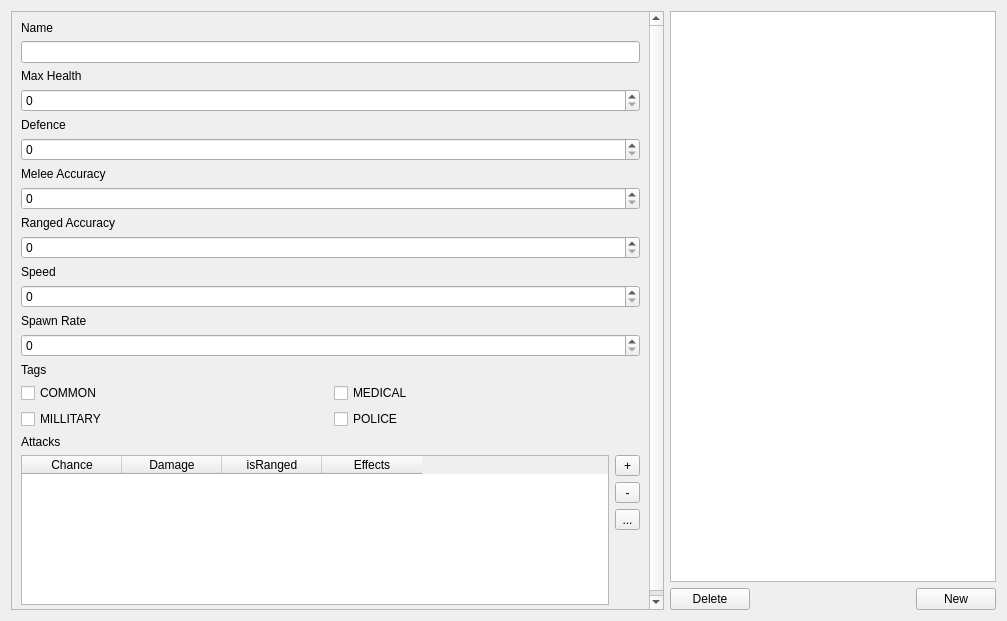
The window that ui/tabenemies.ui (Boxfort/ZombieDataApp) describes before a commit, drawn with Qt 5.
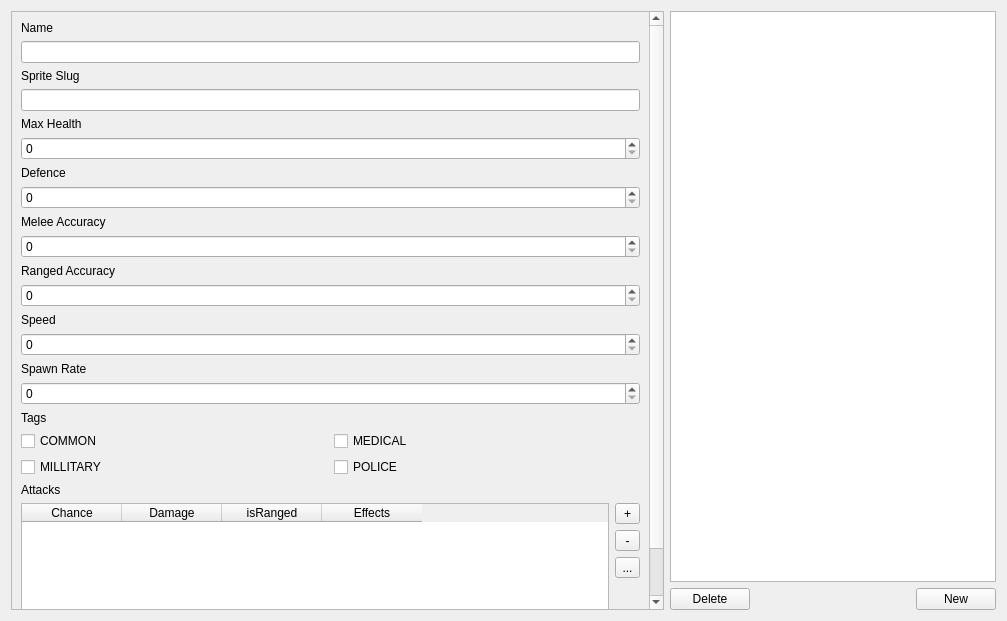
The same window after the commit.

Commit message: add enemy sprite slug

```diff
--- a/ui/tabenemies.ui
+++ b/ui/tabenemies.ui
@@ -23,9 +23,9 @@
       <property name="geometry">
        <rect>
         <x>0</x>
-        <y>-59</y>
+        <y>0</y>
         <width>639</width>
-        <height>660</height>
+        <height>714</height>
        </rect>
       </property>
       <layout class="QVBoxLayout" name="verticalLayout_8">
@@ -39,6 +39,16 @@
        <item>
         <widget class="QLineEdit" name="text_enemy_name"/>
        </item>
+       <item>
+        <widget class="QLabel" name="label_2">
+         <property name="text">
+          <string>Sprite Slug</string>
+         </property>
+        </widget>
+       </item>
+       <item>
+        <widget class="QLineEdit" name="text_sprite_slug"/>
+       </item>
        <item>
         <widget class="QLabel" name="label_19">
          <property name="text">
```
The commit also changes 2 other files.
